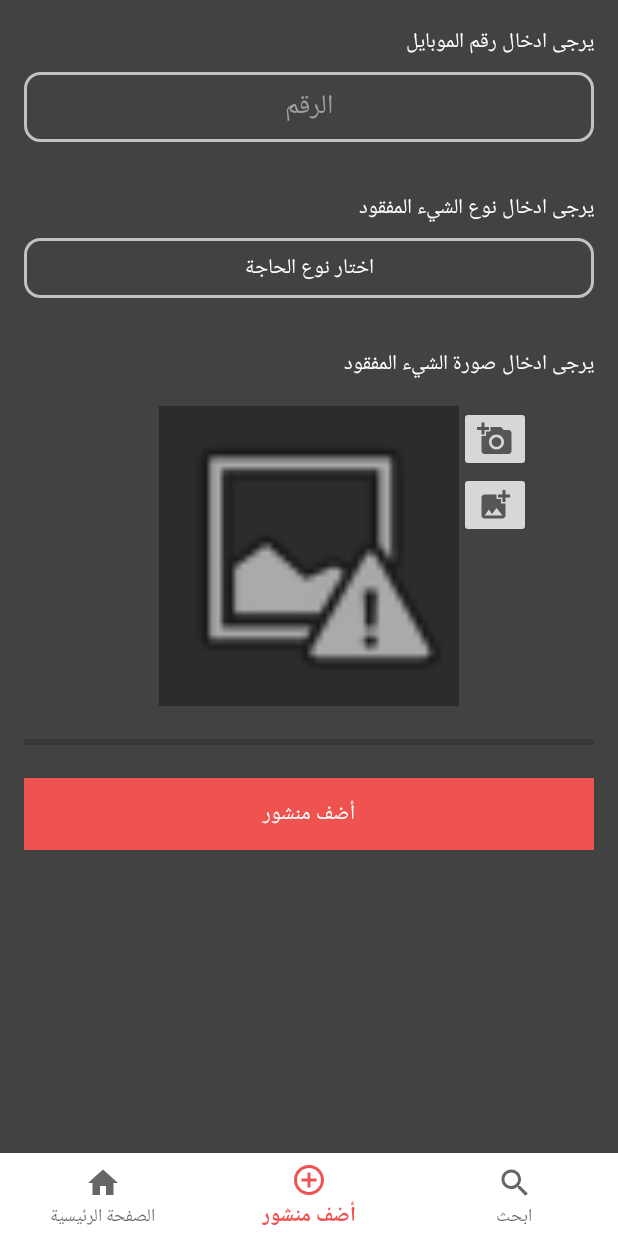
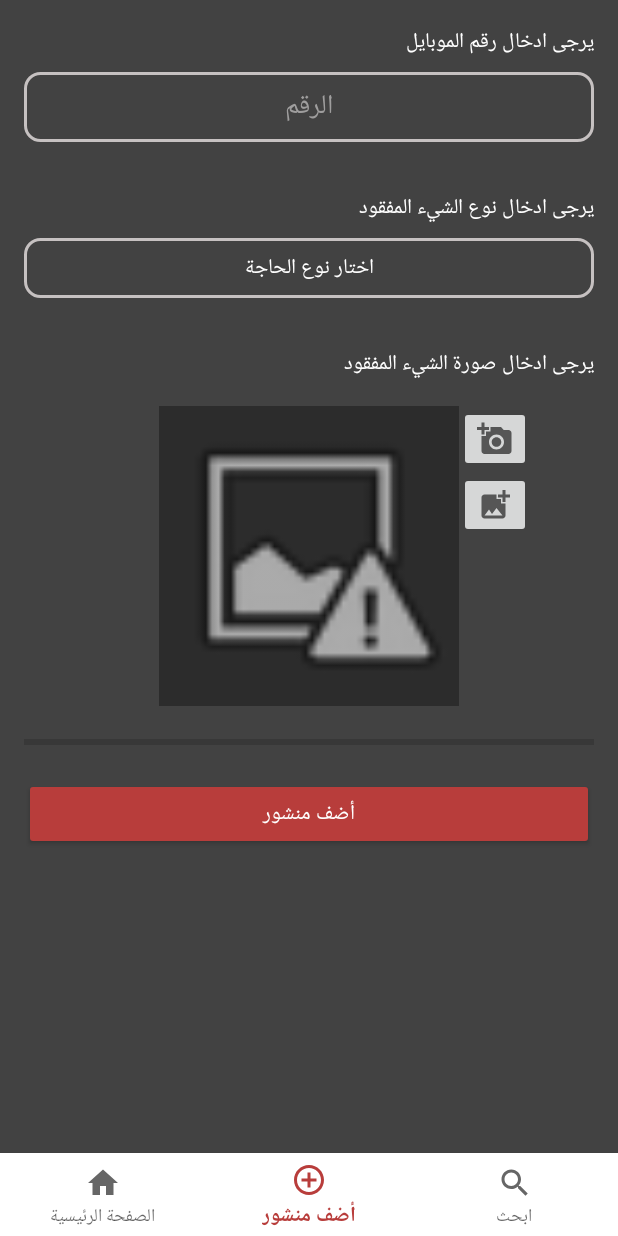
Before and after one commit to OmarShafei-coder/Hatholy, an Android app: the AddPostFragment screen opened through its navigation route, on a phone screen of 412 x 824 dp. Run offline under Robolectric (Android 15) with nearby library versions, the phone set to English and light mode, and no system bars; our stand-ins replace Firebase (no records; nobody signed in at launch, a user with empty details on screens opened directly), Picasso, navigation-ui.

Commit message:
improving UI

```diff
--- a/app/src/main/res/layout/fragment_add_post.xml
+++ b/app/src/main/res/layout/fragment_add_post.xml
@@ -114,7 +114,7 @@
             android:layout_height="wrap_content"
             android:text="@string/add_post"
             android:textColor="#ffff"
-            android:background="@color/colorPrimary"
+            android:backgroundTint="@color/colorPrimary"
             android:layout_marginTop="16dp"
             app:layout_constraintLeft_toLeftOf="parent"
             app:layout_constraintRight_toRightOf="parent"
--- a/app/src/main/res/values/colors.xml
+++ b/app/src/main/res/values/colors.xml
@@ -1,6 +1,6 @@
 <?xml version="1.0" encoding="utf-8"?>
 <resources>
-    <color name="colorPrimary">#EF5350</color>
+    <color name="colorPrimary">#B83D3B</color>
     <color name="colorPrimaryDark">@color/cardview_dark_background</color>
     <color name="colorAccent">#03DAC5</color>
     <color name="bottomNavigation_android_6">#2C2C2C</color>
```
